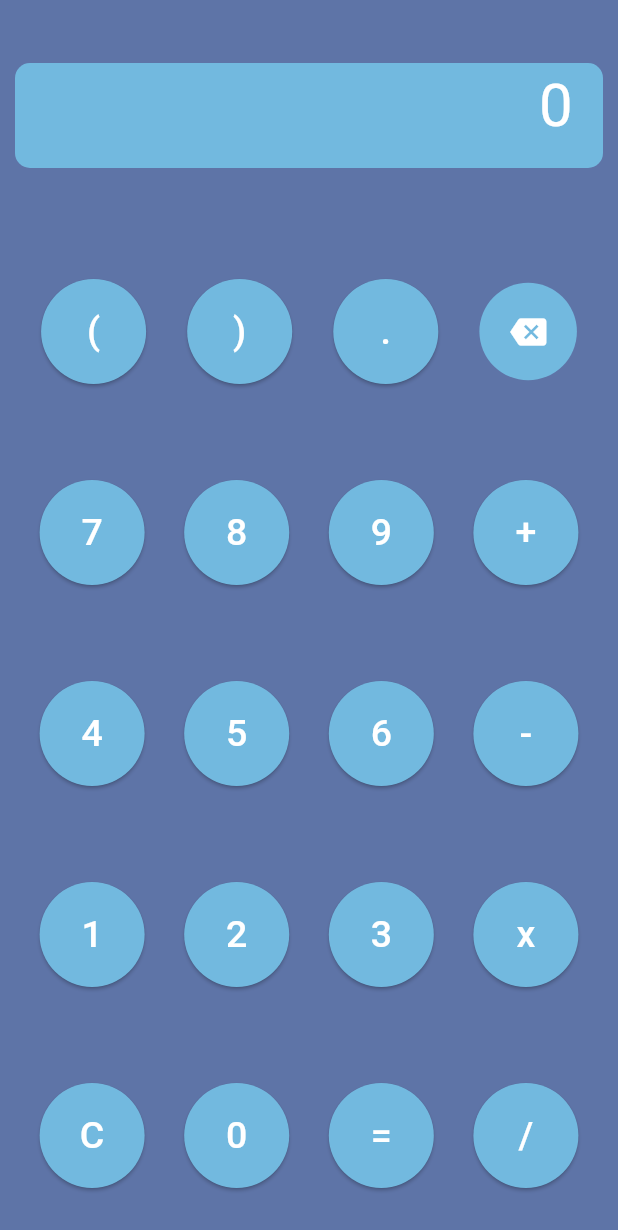
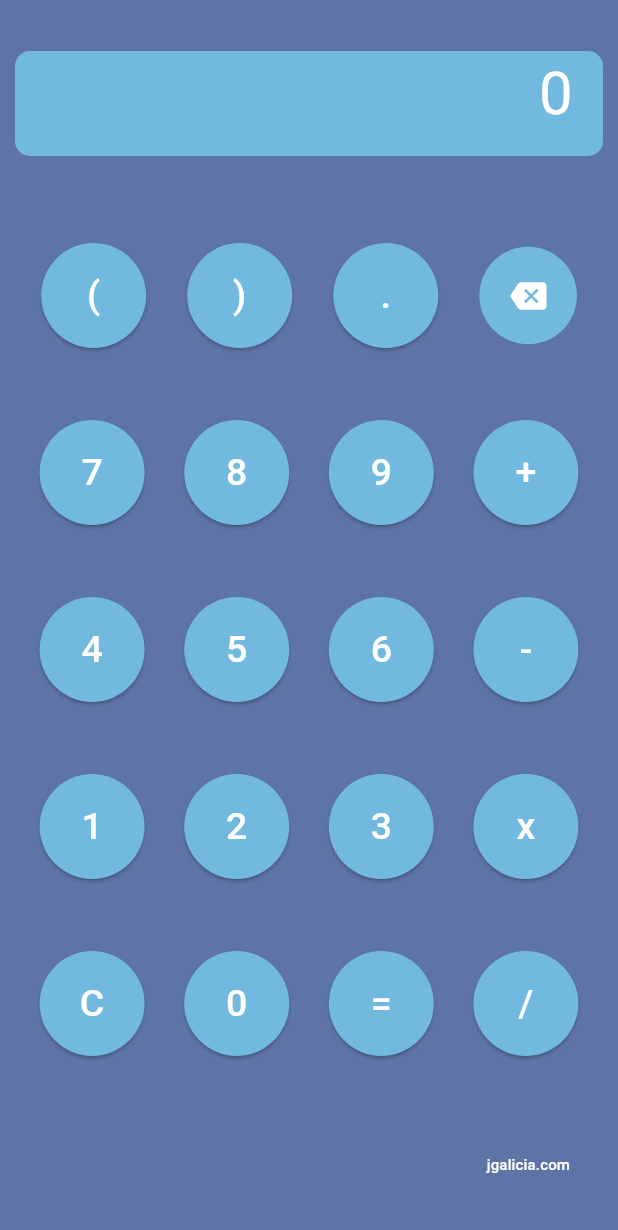
Before and after one commit to javert-galicia/sample_calculator_flutter, a Flutter app: the screen it shows after launch, on a phone screen of 412 x 824 dp. Shown: the top 1230 px of the screen. Run offline on Flutter 3.47's test engine with Material 3 defaults, Android fonts, the phone set to English and light mode, and no system bars; our stand-ins replace math_expressions.

Commit message:
Licencia y boton.

```diff
--- a/lib/model.dart
+++ b/lib/model.dart
@@ -10,7 +10,7 @@ class Model extends StatelessWidget {
   Widget build(BuildContext context) {
     var calculator = context.watch<Keys>();
     var valor = calculator.current;
-
+    const AboutDialog(applicationName: 'djfksdjf',);
     return Column(
       mainAxisAlignment: MainAxisAlignment.spaceAround,
       children: [
@@ -64,6 +64,21 @@ class Model extends StatelessWidget {
             ViewButton(text: '/', mainFunction: calculator.divided),
           ],
         ),
+        Padding(
+          padding: const EdgeInsets.symmetric(horizontal: 20),
+          child: Align(alignment: Alignment.bottomRight,
+            child: TextButton(onPressed: (){
+                showDialog(context: context, builder: (context) => const AboutDialog(applicationVersion: '1.0' ,applicationName: 'Sample Calculator Flutter',applicationLegalese: 'License GPL-3.0',));
+              },
+              child: const Text('jgalicia.com', style: TextStyle(fontSize: 10,color: Colors.white),),)
+            /* ElevatedButton(
+              onPressed:
+              child: const Text('about'),
+            ),*/
+
+            //
+            ),
+        ),
       ],
     );
   }
```
